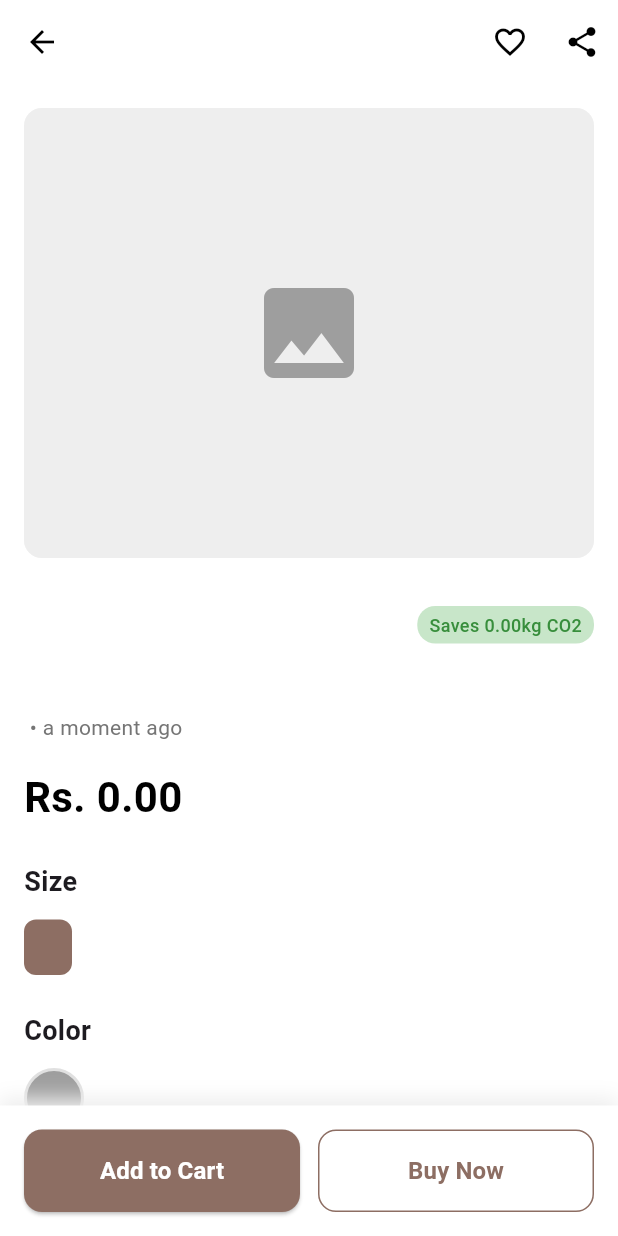
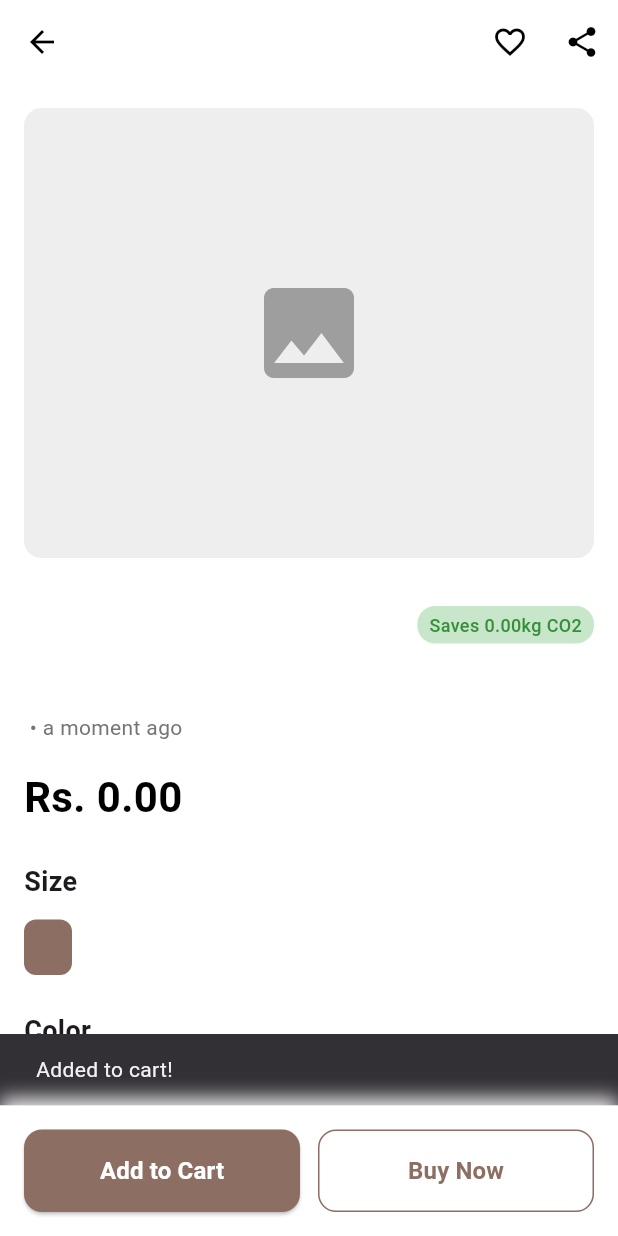
Before and after one commit to HasithFernando/MAD-Project, a Flutter app: the ProductDetails screen opened directly with empty values, after a tap on "Add to Cart", on a phone screen of 412 x 824 dp. Run offline on Flutter 3.47's test engine with Material 3 defaults, Android fonts, the phone set to English and light mode, and no system bars; our stand-ins replace cloud_firestore, device_preview, firebase_auth, firebase_core, firebase_storage, google_fonts and 2 more; accounts and stored records are empty.

Commit message:
Update product_details.dart

```diff
--- a/lib/pages/product_details.dart
+++ b/lib/pages/product_details.dart
@@ -4,6 +4,8 @@ import 'package:thriftale/models/product_model.dart'; // Import your Product mod
 import 'package:thriftale/pages/home.dart';
 import 'package:thriftale/utils/pageNavigations.dart';
 import 'package:timeago/timeago.dart' as timeago; // For timeAgo calculation
+import 'package:firebase_auth/firebase_auth.dart';
+import 'package:thriftale/services/cart_service.dart'; // Make sure this import exists
 
 class ProductDetails extends StatefulWidget {
   final Product product; // This page now requires a Product object
@@ -411,10 +413,35 @@ class _ProductDetailsState extends State<ProductDetails> {
             children: [
               Expanded(
                 child: ElevatedButton(
-                  onPressed: () {
-                    // TODO: Implement Add to Cart logic
-                    print(
-                        'Add to Cart: ${product.name}, Size: ${product.size}, Color: ${product.color.value}, Quantity: $quantity');
+                  onPressed: () async {
+                    final user = FirebaseAuth.instance.currentUser;
+
+                    if (user == null) {
+                      // Optionally redirect to login
+                      ScaffoldMessenger.of(context).showSnackBar(
+                        SnackBar(
+                            content:
+                                Text('Please log in to add items to cart.')),
+                      );
+                      return;
+                    }
+
+                    try {
+                      await CartService().addToCart(
+                        user.uid,
+                        product.id,
+                        quantity, // from your quantity selector
+                      );
+
+                      ScaffoldMessenger.of(context).showSnackBar(
+                        SnackBar(content: Text('Added to cart!')),
+                      );
+                    } catch (e) {
+                      print('Error adding to cart: $e');
+                      ScaffoldMessenger.of(context).showSnackBar(
+                        SnackBar(content: Text('Failed to add to cart.')),
+                      );
+                    }
                   },
                   style: ElevatedButton.styleFrom(
                     backgroundColor: Colors.brown.shade400,
```
